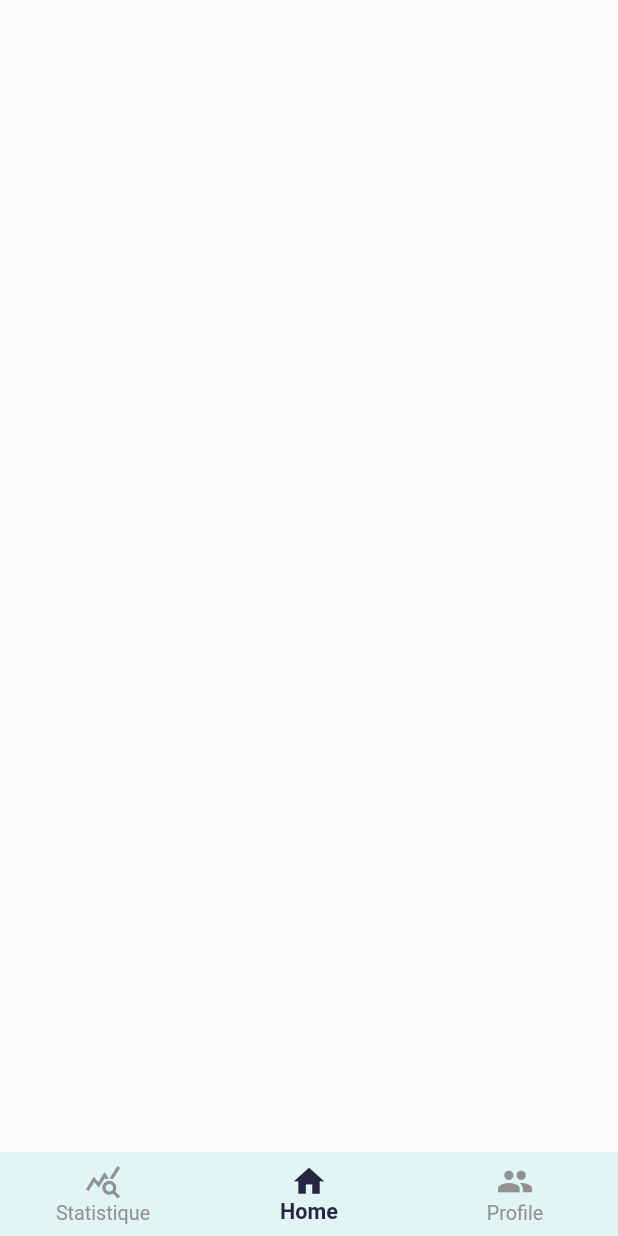
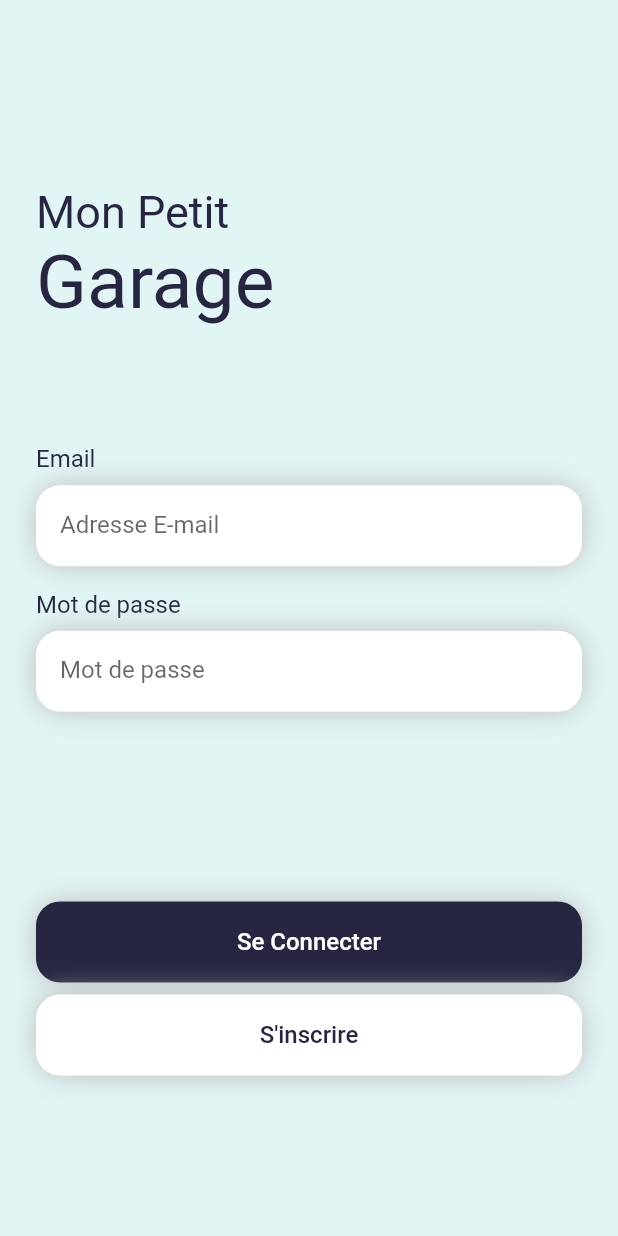
Before and after one commit to hugod-g/FL1---Flutter-team, a Flutter app: the screen it shows after launch, on a phone screen of 412 x 824 dp. Run offline on Flutter 3.47's test engine with Material 2 defaults, Android fonts, the phone set to English and light mode, and no system bars; missing offline and left inert: dart:ffi; Roboto replaces fonts that are missing (Arial, bold, regular).

Commit message:
feat: add design for login and register screens

```diff
--- /dev/null
+++ b/front_end_flutter/lib/Components/button.dart
@@ -0,0 +1,56 @@
+import 'package:flutter/material.dart';
+import '../Style/colors.dart';
+
+class Button extends StatefulWidget {
+  const Button({
+    super.key,
+    required this.text,
+    required this.onPress,
+    this.secondary,
+  });
+
+  final String text;
+  final void Function()? onPress;
+  final bool? secondary;
+
+  @override
+  ButtonState createState() => ButtonState();
+}
+
+class ButtonState extends State<Button> {
+  void _onButtonPress() {
+    if (widget.onPress != null) {
+      widget.onPress!();
+    }
+  }
+
+  @override
+  Widget build(BuildContext context) {
+    return Material(
+      color: white,
+      borderRadius: const BorderRadius.all(Radius.circular(16)),
+      child: Container(
+        width: double.infinity,
+        height: 54,
+        decoration: BoxDecoration(
+          borderRadius: const BorderRadius.all(Radius.circular(16)),
+          color: widget.secondary != null ? white : grisfoncer,
+          boxShadow: const <BoxShadow>[
+            BoxShadow(blurRadius: 16, color: grisclairetextfield)
+          ],
+        ),
+        child: TextButton(
+          onPressed: _onButtonPress,
+          child: Text(
+            widget.text,
+            style: TextStyle(
+              color: widget.secondary != null ? grisfoncer : white,
+              fontFamily: "bold",
+              fontSize: 16,
+            ),
+          ),
+        ),
+      ),
+    );
+  }
+}
--- /dev/null
+++ b/front_end_flutter/lib/Components/text_input.dart
@@ -0,0 +1,56 @@
+import 'dart:ffi';
+
+import 'package:flutter/material.dart';
+import '../Style/colors.dart';
+
+class TextInput extends StatefulWidget {
+  const TextInput({
+    super.key,
+    required this.value,
+    required this.placeholder,
+    required this.onChangeText,
+    this.secure = false,
+  });
+
+  final String? value;
+  final String? placeholder;
+  final bool secure;
+  final void Function(String)? onChangeText;
+
+  @override
+  TextInputState createState() => TextInputState();
+}
+
+class TextInputState extends State<TextInput> {
+  @override
+  Widget build(BuildContext context) {
+    return Container(
+      height: 54,
+      width: double.infinity,
+      decoration: const BoxDecoration(
+        boxShadow: <BoxShadow>[
+          BoxShadow(blurRadius: 16, color: grisclairetextfield)
+        ],
+        borderRadius: BorderRadius.all(Radius.circular(16)),
+      ),
+      child: Container(
+        decoration: const BoxDecoration(
+          color: white,
+          borderRadius: BorderRadius.all(Radius.circular(16)),
+        ),
+        child: Padding(
+          padding: const EdgeInsets.only(left: 16, right: 16, top: 2),
+          child: TextField(
+            obscureText: widget.secure,
+            decoration: InputDecoration(
+              border: InputBorder.none,
+              fillColor: black,
+              hintText: widget.placeholder,
+            ),
+            onChanged: widget.onChangeText,
+          ),
+        ),
+      ),
+    );
+  }
+}
--- /dev/null
+++ b/front_end_flutter/lib/Page/login.dart
@@ -0,0 +1,145 @@
+import 'package:flutter/material.dart';
+import 'package:front_end_flutter/Components/button.dart';
+import 'package:front_end_flutter/Components/text_input.dart';
+import 'package:front_end_flutter/Page/register.dart';
+import '../Style/colors.dart';
+
+class LoginPage extends StatefulWidget {
+  const LoginPage({Key? key}) : super(key: key);
+
+  @override
+  _LoginPage createState() => _LoginPage();
+}
+
+class _LoginPage extends State<LoginPage> {
+  String email = "";
+  String password = "";
+
+  void _onConnectPress() {
+    print("ON connect press");
+  }
+
+  void _onEmailChange(String newValue) {
+    setState(() {
+      email = newValue;
+    });
+  }
+
+  void _onPasswordChange(String newValue) {
+    setState(() {
+      password = newValue;
+    });
+  }
+
+  void _onSignUpPress() {
+    Navigator.push(
+      context,
+      MaterialPageRoute(
+        builder: (BuildContext context) => const RegisterPage(),
+      ),
+    );
+  }
+
+  @override
+  Widget build(BuildContext context) {
+    return Material(
+      color: blueclaire,
+      child: SafeArea(
+        child: Container(
+          color: blueclaire,
+          padding: const EdgeInsets.all(24),
+          child: Column(
+            mainAxisAlignment: MainAxisAlignment.spaceBetween,
+            crossAxisAlignment: CrossAxisAlignment.start,
+            children: <Widget>[
+              Padding(
+                padding: const EdgeInsets.only(top: 100),
+                child: Column(
+                  crossAxisAlignment: CrossAxisAlignment.start,
+                  children: const <Widget>[
+                    Text(
+                      "Mon Petit",
+                      style: TextStyle(
+                        color: grisfoncer,
+                        fontSize: 30,
+                        fontFamily: "regular",
+                      ),
+                    ),
+                    Text(
+                      "Garage",
+                      style: TextStyle(
+                        color: grisfoncer,
+                        fontSize: 50,
+                        fontFamily: "bold",
+                      ),
+                    ),
+                  ],
+                ),
+              ),
+              Column(
+                crossAxisAlignment: CrossAxisAlignment.start,
+                children: <Widget>[
+                  const Text(
+                    "Email",
+                    style: TextStyle(
+                      color: grisfoncer,
+                      fontSize: 16,
+                      fontFamily: "regular",
+                    ),
+                  ),
+                  Padding(
+                    padding: const EdgeInsets.only(top: 8, bottom: 16),
+                    child: TextInput(
+                      value: email,
+                      placeholder: "Adresse E-mail",
+                      onChangeText: _onEmailChange,
+                    ),
+                  ),
+                  const Text(
+                    "Mot de passe",
+                    style: TextStyle(
+                      color: grisfoncer,
+                      fontSize: 16,
+                      fontFamily: "regulat",
+                    ),
+                  ),
+                  Padding(
+                    padding: const EdgeInsets.only(top: 8, bottom: 16),
+                    child: TextInput(
+                      value: password,
+                      placeholder: "Mot de passe",
+                      secure: true,
+                      onChangeText: _onPasswordChange,
+                    ),
+                  ),
+                ],
+              ),
+              Padding(
+                padding: const EdgeInsets.only(bottom: 75),
+                child: Column(
+                  children: <Widget>[
+                    Padding(
+                      padding: const EdgeInsets.only(top: 32),
+                      child: Button(
+                        text: "Se Connecter",
+                        onPress: _onConnectPress,
+                      ),
+                    ),
+                    Padding(
+                      padding: const EdgeInsets.symmetric(vertical: 8),
+                      child: Button(
+                        text: "S'inscrire",
+                        onPress: _onSignUpPress,
+                        secondary: true,
+                      ),
+                    )
+                  ],
+                ),
+              ),
+            ],
+          ),
+        ),
+      ),
+    );
+  }
+}
--- a/front_end_flutter/lib/main.dart
+++ b/front_end_flutter/lib/main.dart
@@ -1,6 +1,7 @@
 import 'package:flutter/material.dart';
 import './Style/colors.dart';
 import 'Page/gestion.dart';
+import 'Page/login.dart';
 
 void main() {
   runApp(const MyApp());
@@ -11,7 +12,7 @@ class MyApp extends StatelessWidget {
     @override
     Widget build(BuildContext context) {
       return const MaterialApp(
-        home: GestionPage(),
+        home: LoginPage(),
       );
     }
 }
```
Also changed, not shown: front_end_flutter/lib/Page/register.dart (added, +167 -0 lines), front_end_flutter/lib/Style/colors.dart (line endings or trailing spaces).
